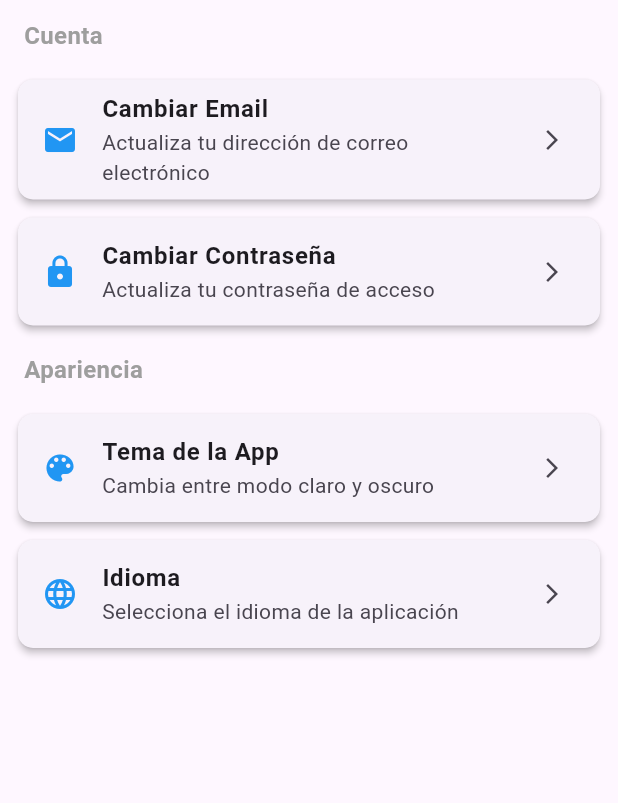
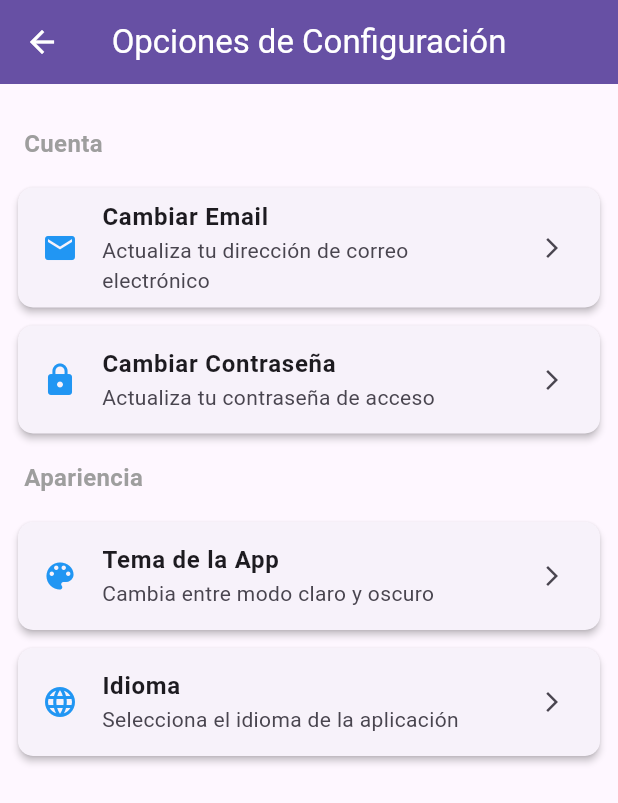
Before and after one commit to afavila10/ActividadFlutter2, a Flutter app: the SettingsPage screen opened directly with empty values, on a phone screen of 412 x 824 dp. Shown: the top 803 px of the screen. Run offline on Flutter 3.47's test engine with Material 3 defaults, Android fonts, the phone set to English and light mode, and no system bars.

Commit message:
title
title in settings

```diff
--- a/application_login_flutter-master/lib/settings/settings.dart
+++ b/application_login_flutter-master/lib/settings/settings.dart
@@ -1,4 +1,5 @@
 import 'package:flutter/material.dart';
+import '../../widgets/appbar.dart';
 
 class SettingsPage extends StatelessWidget {
   final String username;
@@ -47,7 +48,18 @@ class SettingsPage extends StatelessWidget {
 
   @override
   Widget build(BuildContext context) {
-    return ListView(
+    return Scaffold(
+      appBar: const CustomAppBar(title: 'Opciones de Configuración', showBackButton: true),
+      body: Column(
+        children: [
+          // Subtítulo centrado debajo del AppBar
+          const Padding(
+            padding: EdgeInsets.symmetric(horizontal: 16.0, vertical: 8.0),
+          ),
+
+          // ListView con las opciones
+          Expanded(
+            child: ListView(
               children: [
                 _buildSectionTitle("Cuenta"),
                 _buildSettingCard(
@@ -76,6 +88,10 @@ class SettingsPage extends StatelessWidget {
                   onTap: () {},
                 ),
               ],
+            ),
+          ),
+        ],
+      ),
     );
   }
 }
```
Lines whose indentation alone changed are shown as unchanged.
